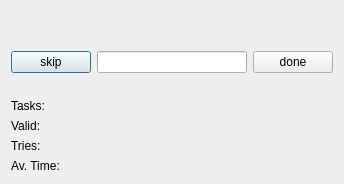
Above: gui/ui/TaskDialog.ui from xffox/brainer before the change. Below: the same form after it.
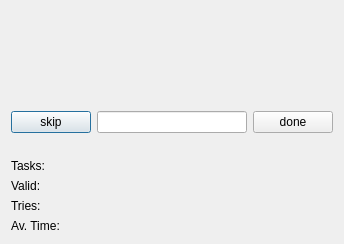
That is the form after the change.

```diff
--- a/gui/ui/TaskDialog.ui
+++ b/gui/ui/TaskDialog.ui
@@ -21,6 +21,11 @@
     <layout class="QVBoxLayout" name="verticalLayout">
      <item>
       <widget class="QLabel" name="taskLabel">
+       <property name="font">
+        <font>
+         <pointsize>36</pointsize>
+        </font>
+       </property>
        <property name="text">
         <string/>
        </property>
@@ -31,6 +36,11 @@
      </item>
      <item>
       <widget class="QLabel" name="statusLabel">
+       <property name="font">
+        <font>
+         <pointsize>22</pointsize>
+        </font>
+       </property>
        <property name="text">
         <string/>
        </property>
```
